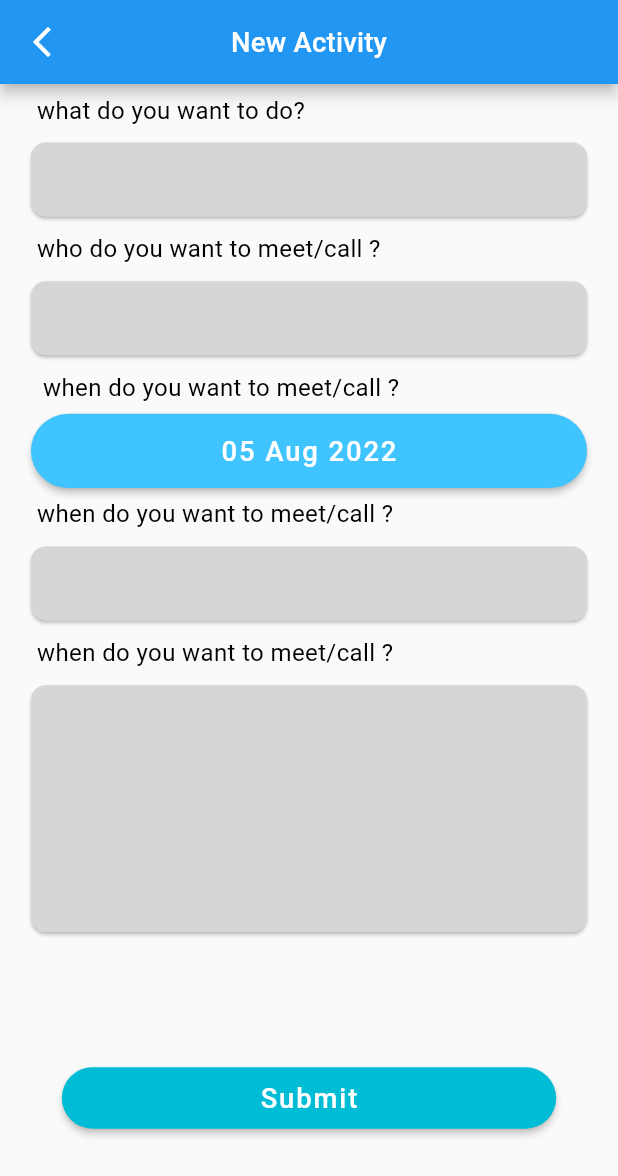
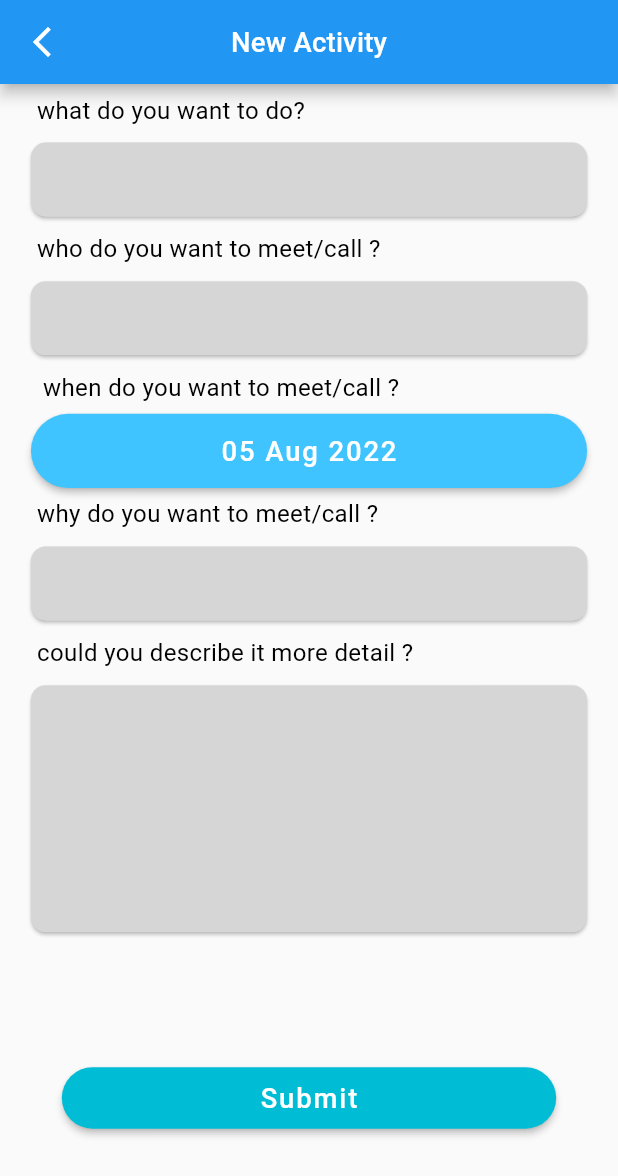
Before and after one commit to tonyhart7/test_impact, a Flutter app: the AddActivityPage screen opened directly, on a phone screen of 412 x 824 dp. Shown: the top 1176 px of the screen. Run offline on Flutter 3.47's test engine with Material 2 defaults, Android fonts, the phone set to English and light mode, and no system bars; our stand-ins replace dio, equatable, flutter_bloc, flutter_screenutil, lottie, shared_preferences; accounts and stored records are empty.

Commit message:
fix typo on textfield

```diff
--- a/lib/activity/view/mobile/add_activity_page.dart
+++ b/lib/activity/view/mobile/add_activity_page.dart
@@ -236,7 +236,7 @@ class _ObjectiveInput extends StatelessWidget {
             Padding(
               padding: const EdgeInsets.all(8),
               child: Text(
-                'when do you want to meet/call ?',
+                'why do you want to meet/call ?',
                 style: AppStyle.textBody,
               ),
             ),
@@ -278,7 +278,7 @@ class _RemarksInput extends StatelessWidget {
             Padding(
               padding: const EdgeInsets.all(8),
               child: Text(
-                'when do you want to meet/call ?',
+                'could you describe it more detail ?',
                 style: AppStyle.textBody,
               ),
             ),
--- a/lib/home/home.dart
+++ b/lib/home/home.dart
@@ -3,7 +3,6 @@ import 'package:flutter_bloc/flutter_bloc.dart';
 import 'package:flutter_screenutil/flutter_screenutil.dart';
 import 'package:intl/intl.dart';
 import 'package:test_impact/activity/activity.dart';
-import 'package:test_impact/activity/bloc/add_activity_bloc.dart';
 import 'package:test_impact/home/cubit/bottom_navigation_cubit.dart';
 import 'package:test_impact/orders/orders.dart';
 import 'package:test_impact/profile/profile.dart';
```
